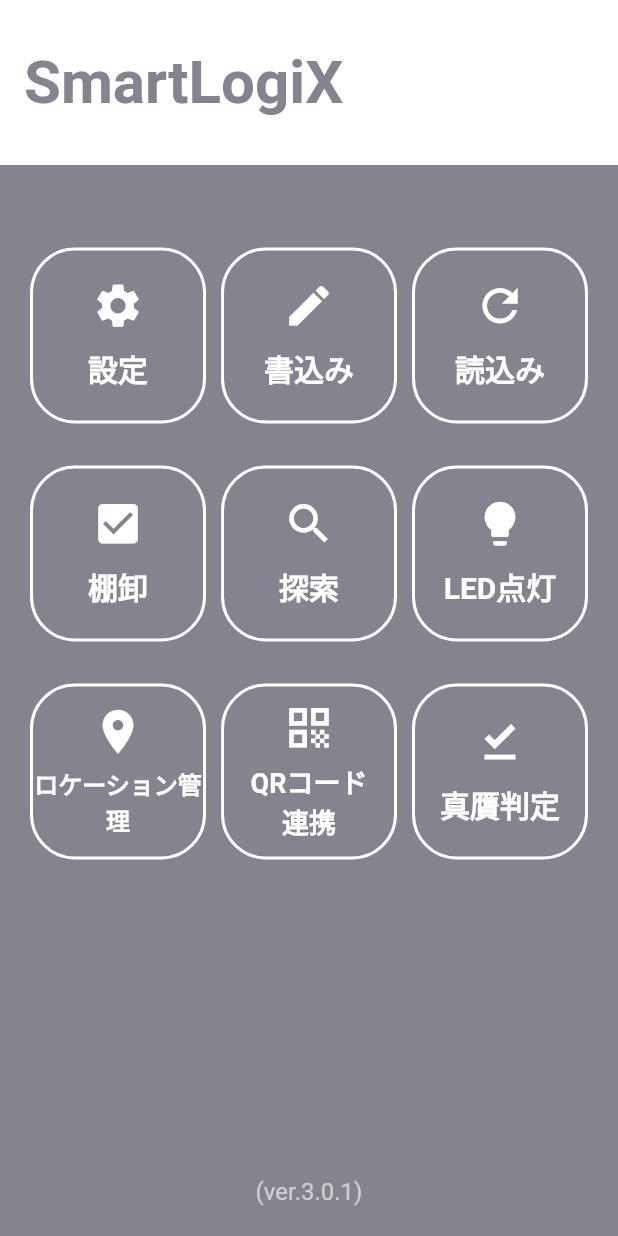
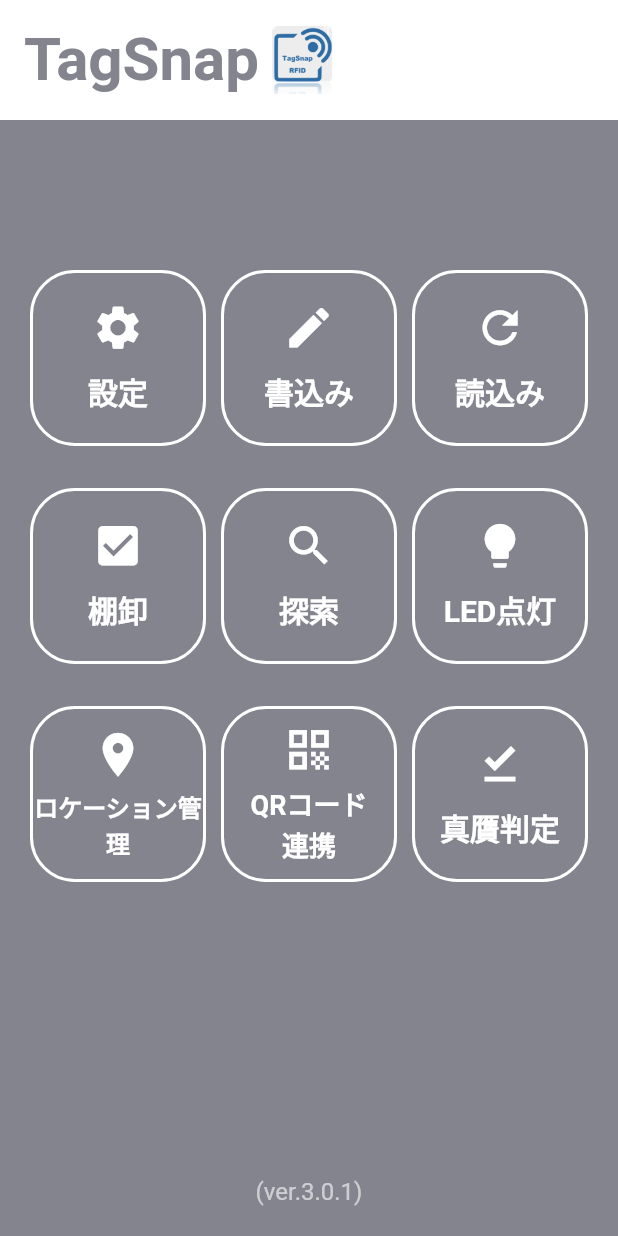
Before and after one commit to scdhub/TagSnap, a Flutter app: the screen it shows after launch, on a phone screen of 412 x 824 dp. Run offline on Flutter 3.47's test engine with Material 3 defaults, Android fonts, the phone set to English and light mode, and no system bars; our stand-ins replace flutter_native_splash; Roboto replaces fonts that are missing (NotoSansJP).

Commit message:
ホーム画面の修正 アプリアイコンの変更

```diff
--- a/lib/top_page_design/top_select_page/top_page.dart
+++ b/lib/top_page_design/top_select_page/top_page.dart
@@ -24,22 +24,33 @@
   Widget build(BuildContext context) {
     return Scaffold(
       appBar: AppBar(
-        title: const Text(
-          'SmartLogiX',
-          style: TextStyle(color: Color(0xFF84848F),fontSize:40, fontWeight: FontWeight.bold),
+        title: Row(
+          mainAxisSize: MainAxisSize.min,
+          children: [
+            const Text(
+              'TagSnap',
+              style: TextStyle(
+                color: Color(0xFF84848F),
+                fontSize: 40,
+                fontWeight: FontWeight.bold,
+              ),
+            ),
+            const SizedBox(width: 8), // テキストとアイコンの間隔
+            Image.asset(
+              'assets/assets_tagsnap_image/TagSnap_01.png',
+              height: 45, // アイコンサイズはお好みで
+            ),
+          ],
         ),
         backgroundColor: Colors.white,
         elevation: 0,
-        toolbarHeight: 110, // 高さを調整
+        toolbarHeight: 80,
       ),
-      body: Padding(
-        padding: EdgeInsets.only(
-          top: MediaQuery.of(context).padding.top + 5,
-        ),
 
-        child: Column(
+
+      body:  Column(
           children: [
-            SizedBox(height: 50,),
+            SizedBox(height: 100,),
             // 3×3のボタンレイアウト
             Expanded(
               child: Padding(
@@ -77,7 +88,6 @@
             ),
           ],
         ),
-      ),
     );
   }
 }
```
Also changed, not shown: pubspec.yaml (+18 -2 lines), assets/TagSnap_Logo02.png (added), assets/assets_icon_image/TagSnap_02.png (added), assets/assets_tagsnap_image/TagSnap_01.png (added).
